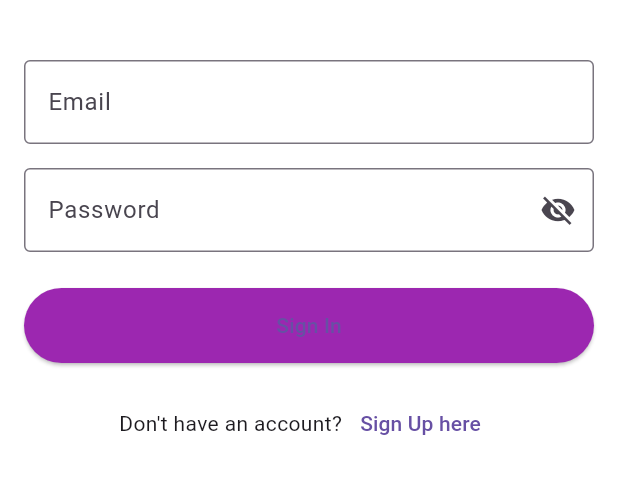
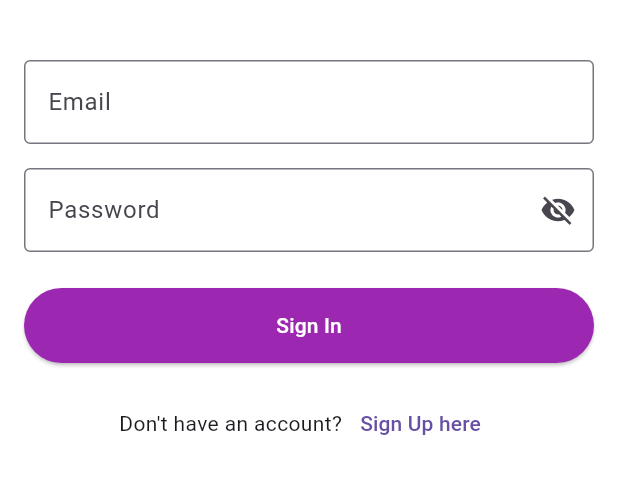
Before and after one commit to Joel-Joshy-V/RecycleWise, a Flutter app: the screen it shows after launch, on a phone screen of 412 x 824 dp, the part 423-917 px from its top. Run offline on Flutter 3.47's test engine with Material 3 defaults, Android fonts, the phone set to English and light mode, and no system bars.

Commit message:
Color platte have been changed

```diff
--- a/Desktop/mysql_project/mysql_project/lib/login_page.dart
+++ b/Desktop/mysql_project/mysql_project/lib/login_page.dart
@@ -80,10 +80,11 @@ class _LoginPageState extends State<LoginPage> {
               ElevatedButton(
                 onPressed: login,
                 style: ElevatedButton.styleFrom(
-                  backgroundColor: Colors.purple,
-                  minimumSize: Size(double.infinity, 50),
+                  backgroundColor: Colors.purple, // Button background color
+                  foregroundColor: Colors.white,   // Button text color
+                  minimumSize: Size(double.infinity, 50), // Full width button
                 ),
-                child: Text('Sign In'),
+                child: Text('Sign In'), // Button label
               ),
               SizedBox(height: 16),
               Row(
```
Also changed, not shown: Desktop/mysql_project/mysql_project/lib/home.dart (+3 -6 lines).
